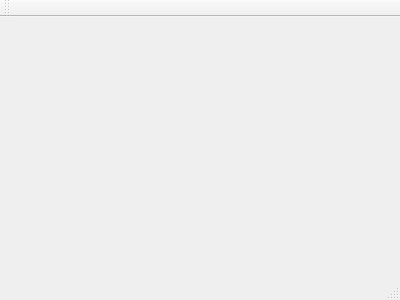
Old version of the form bankautomat/mainwindow.ui in the repository tvt21kmo-bank-project/group_7.
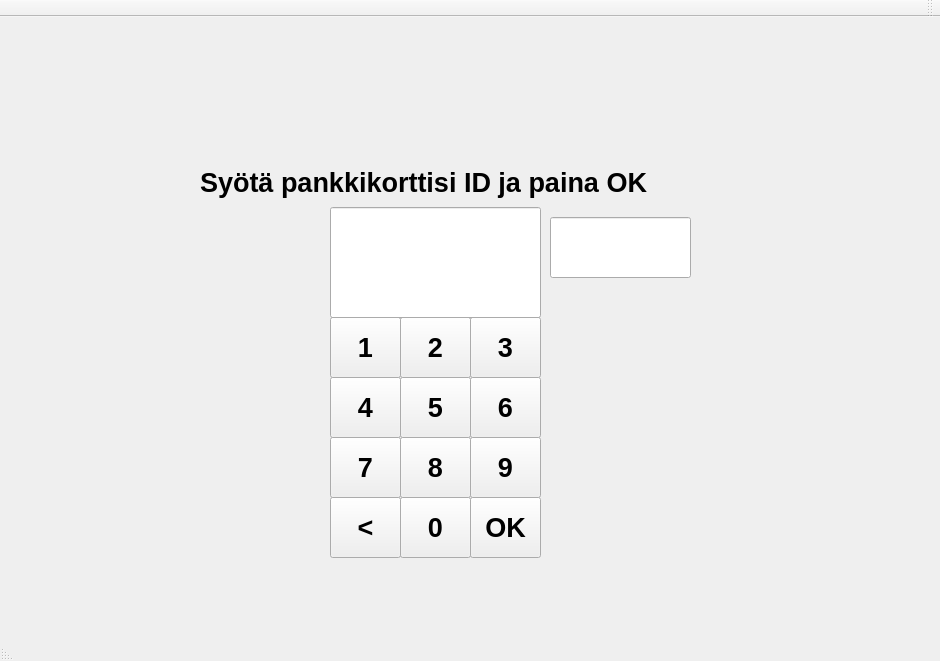
New version of the form.

What changed in the file:
```diff
--- a/bankautomat/mainwindow.ui
+++ b/bankautomat/mainwindow.ui
@@ -1,24 +1,393 @@
 <ui version="4.0">
  <class>MainWindow</class>
- <widget class="QMainWindow" name="MainWindow" >
-  <property name="geometry" >
+ <widget class="QMainWindow" name="MainWindow">
+  <property name="geometry">
    <rect>
     <x>0</x>
     <y>0</y>
-    <width>400</width>
-    <height>300</height>
+    <width>940</width>
+    <height>661</height>
    </rect>
   </property>
-  <property name="windowTitle" >
+  <property name="sizePolicy">
+   <sizepolicy hsizetype="Preferred" vsizetype="Fixed">
+    <horstretch>0</horstretch>
+    <verstretch>0</verstretch>
+   </sizepolicy>
+  </property>
+  <property name="windowTitle">
    <string>MainWindow</string>
   </property>
-  <widget class="QMenuBar" name="menuBar" />
-  <widget class="QToolBar" name="mainToolBar" />
-  <widget class="QWidget" name="centralWidget" />
-  <widget class="QStatusBar" name="statusBar" />
+  <property name="layoutDirection">
+   <enum>Qt::RightToLeft</enum>
+  </property>
+  <widget class="QWidget" name="centralWidget">
+   <widget class="QPushButton" name="numero1">
+    <property name="geometry">
+     <rect>
+      <x>330</x>
+      <y>300</y>
+      <width>71</width>
+      <height>61</height>
+     </rect>
+    </property>
+    <property name="font">
+     <font>
+      <pointsize>20</pointsize>
+      <weight>75</weight>
+      <bold>true</bold>
+     </font>
+    </property>
+    <property name="cursor">
+     <cursorShape>PointingHandCursor</cursorShape>
+    </property>
+    <property name="text">
+     <string>1</string>
+    </property>
+   </widget>
+   <widget class="QPushButton" name="numero2">
+    <property name="geometry">
+     <rect>
+      <x>400</x>
+      <y>300</y>
+      <width>71</width>
+      <height>61</height>
+     </rect>
+    </property>
+    <property name="font">
+     <font>
+      <pointsize>20</pointsize>
+      <weight>75</weight>
+      <bold>true</bold>
+     </font>
+    </property>
+    <property name="cursor">
+     <cursorShape>PointingHandCursor</cursorShape>
+    </property>
+    <property name="text">
+     <string>2</string>
+    </property>
+   </widget>
+   <widget class="QPushButton" name="numero3">
+    <property name="geometry">
+     <rect>
+      <x>470</x>
+      <y>300</y>
+      <width>71</width>
+      <height>61</height>
+     </rect>
+    </property>
+    <property name="font">
+     <font>
+      <pointsize>20</pointsize>
+      <weight>75</weight>
+      <bold>true</bold>
+     </font>
+    </property>
+    <property name="cursor">
+     <cursorShape>PointingHandCursor</cursorShape>
+    </property>
+    <property name="text">
+     <string>3</string>
+    </property>
+   </widget>
+   <widget class="QPushButton" name="numero4">
+    <property name="geometry">
+     <rect>
+      <x>330</x>
+      <y>360</y>
+      <width>71</width>
+      <height>61</height>
+     </rect>
+    </property>
+    <property name="font">
+     <font>
+      <pointsize>20</pointsize>
+      <weight>75</weight>
+      <bold>true</bold>
+     </font>
+    </property>
+    <property name="cursor">
+     <cursorShape>PointingHandCursor</cursorShape>
+    </property>
+    <property name="text">
+     <string>4</string>
+    </property>
+   </widget>
+   <widget class="QPushButton" name="numero5">
+    <property name="geometry">
+     <rect>
+      <x>400</x>
+      <y>360</y>
+      <width>71</width>
+      <height>61</height>
+     </rect>
+    </property>
+    <property name="font">
+     <font>
+      <pointsize>20</pointsize>
+      <weight>75</weight>
+      <bold>true</bold>
+     </font>
+    </property>
+    <property name="cursor">
+     <cursorShape>PointingHandCursor</cursorShape>
+    </property>
+    <property name="text">
+     <string>5</string>
+    </property>
+   </widget>
+   <widget class="QPushButton" name="numero6_2">
+    <property name="geometry">
+     <rect>
+      <x>470</x>
+      <y>360</y>
+      <width>71</width>
+      <height>61</height>
+     </rect>
+    </property>
+    <property name="font">
+     <font>
+      <pointsize>20</pointsize>
+      <weight>75</weight>
+      <bold>true</bold>
+     </font>
+    </property>
+    <property name="cursor">
+     <cursorShape>PointingHandCursor</cursorShape>
+    </property>
+    <property name="text">
+     <string>6</string>
+    </property>
+   </widget>
+   <widget class="QPushButton" name="numero7_2">
+    <property name="geometry">
+     <rect>
+      <x>330</x>
+      <y>420</y>
+      <width>71</width>
+      <height>61</height>
+     </rect>
+    </property>
+    <property name="font">
+     <font>
+      <pointsize>20</pointsize>
+      <weight>75</weight>
+      <bold>true</bold>
+     </font>
+    </property>
+    <property name="cursor">
+     <cursorShape>PointingHandCursor</cursorShape>
+    </property>
+    <property name="text">
+     <string>7</string>
+    </property>
+   </widget>
+   <widget class="QPushButton" name="numero8">
+    <property name="geometry">
+     <rect>
+      <x>400</x>
+      <y>420</y>
+      <width>71</width>
+      <height>61</height>
+     </rect>
+    </property>
+    <property name="font">
+     <font>
+      <pointsize>20</pointsize>
+      <weight>75</weight>
+      <bold>true</bold>
+     </font>
+    </property>
+    <property name="cursor">
+     <cursorShape>PointingHandCursor</cursorShape>
+    </property>
+    <property name="text">
+     <string>8</string>
+    </property>
+   </widget>
+   <widget class="QPushButton" name="numero9">
+    <property name="geometry">
+     <rect>
+      <x>470</x>
+      <y>420</y>
+      <width>71</width>
+      <height>61</height>
+     </rect>
+    </property>
+    <property name="font">
+     <font>
+      <pointsize>20</pointsize>
+      <weight>75</weight>
+      <bold>true</bold>
+     </font>
+    </property>
+    <property name="cursor">
+     <cursorShape>PointingHandCursor</cursorShape>
+    </property>
+    <property name="text">
+     <string>9</string>
+    </property>
+   </widget>
+   <widget class="QPushButton" name="numero0">
+    <property name="geometry">
+     <rect>
+      <x>400</x>
+      <y>480</y>
+      <width>71</width>
+      <height>61</height>
+     </rect>
+    </property>
+    <property name="font">
+     <font>
+      <pointsize>20</pointsize>
+      <weight>75</weight>
+      <bold>true</bold>
+     </font>
+    </property>
+    <property name="cursor">
+     <cursorShape>PointingHandCursor</cursorShape>
+    </property>
+    <property name="text">
+     <string>0</string>
+    </property>
+   </widget>
+   <widget class="QLineEdit" name="hankiID">
+    <property name="geometry">
+     <rect>
+      <x>330</x>
+      <y>190</y>
+      <width>211</width>
+      <height>111</height>
+     </rect>
+    </property>
+    <property name="sizePolicy">
+     <sizepolicy hsizetype="Expanding" vsizetype="Preferred">
+      <horstretch>0</horstretch>
+      <verstretch>0</verstretch>
+     </sizepolicy>
+    </property>
+    <property name="font">
+     <font>
+      <pointsize>43</pointsize>
+      <weight>75</weight>
+      <bold>true</bold>
+     </font>
+    </property>
+    <property name="cursor">
+     <cursorShape>CrossCursor</cursorShape>
+    </property>
+    <property name="layoutDirection">
+     <enum>Qt::LeftToRight</enum>
+    </property>
+    <property name="text">
+     <string/>
+    </property>
+    <property name="frame">
+     <bool>true</bool>
+    </property>
+    <property name="alignment">
+     <set>Qt::AlignCenter</set>
+    </property>
+   </widget>
+   <widget class="QPushButton" name="nappiok">
+    <property name="geometry">
+     <rect>
+      <x>470</x>
+      <y>480</y>
+      <width>71</width>
+      <height>61</height>
+     </rect>
+    </property>
+    <property name="font">
+     <font>
+      <pointsize>20</pointsize>
+      <weight>75</weight>
+      <bold>true</bold>
+     </font>
+    </property>
+    <property name="cursor">
+     <cursorShape>PointingHandCursor</cursorShape>
+    </property>
+    <property name="text">
+     <string>OK</string>
+    </property>
+   </widget>
+   <widget class="QPushButton" name="nappikorjaa">
+    <property name="geometry">
+     <rect>
+      <x>330</x>
+      <y>480</y>
+      <width>71</width>
+      <height>61</height>
+     </rect>
+    </property>
+    <property name="font">
+     <font>
+      <pointsize>20</pointsize>
+      <weight>75</weight>
+      <bold>true</bold>
+     </font>
+    </property>
+    <property name="cursor">
+     <cursorShape>PointingHandCursor</cursorShape>
+    </property>
+    <property name="text">
+     <string>&lt;</string>
+    </property>
+   </widget>
+   <widget class="QLabel" name="otsikko1">
+    <property name="geometry">
+     <rect>
+      <x>200</x>
+      <y>130</y>
+      <width>491</width>
+      <height>71</height>
+     </rect>
+    </property>
+    <property name="font">
+     <font>
+      <pointsize>20</pointsize>
+      <weight>75</weight>
+      <bold>true</bold>
+     </font>
+    </property>
+    <property name="text">
+     <string>Syötä pankkikorttisi ID ja paina OK</string>
+    </property>
+   </widget>
+   <widget class="QLineEdit" name="hankiPIN">
+    <property name="geometry">
+     <rect>
+      <x>550</x>
+      <y>200</y>
+      <width>141</width>
+      <height>61</height>
+     </rect>
+    </property>
+   </widget>
+  </widget>
+  <widget class="QMenuBar" name="menuBar">
+   <property name="geometry">
+    <rect>
+     <x>0</x>
+     <y>0</y>
+     <width>940</width>
+     <height>21</height>
+    </rect>
+   </property>
+  </widget>
+  <widget class="QToolBar" name="mainToolBar">
+   <attribute name="toolBarArea">
+    <enum>TopToolBarArea</enum>
+   </attribute>
+   <attribute name="toolBarBreak">
+    <bool>false</bool>
+   </attribute>
+  </widget>
+  <widget class="QStatusBar" name="statusBar"/>
  </widget>
- <layoutDefault spacing="6" margin="11" />
- <pixmapfunction></pixmapfunction>
+ <layoutdefault spacing="6" margin="11"/>
  <resources/>
  <connections/>
 </ui>
```
Left out of the diff: 1 changed line with no effect on the pictures.
